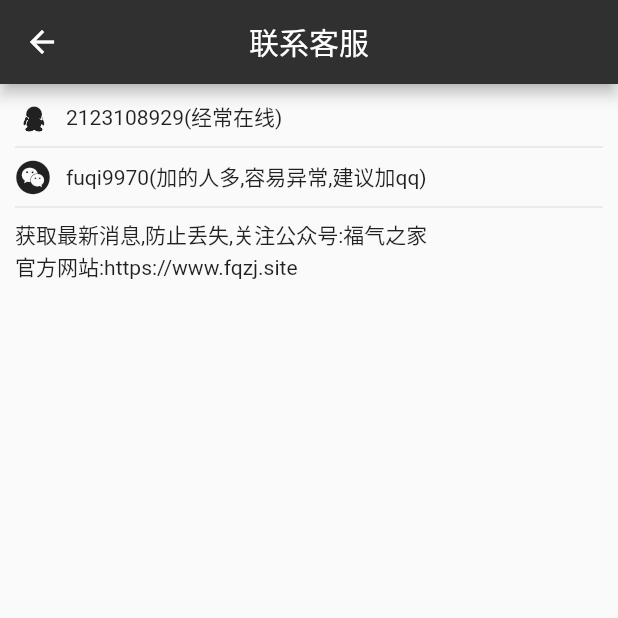
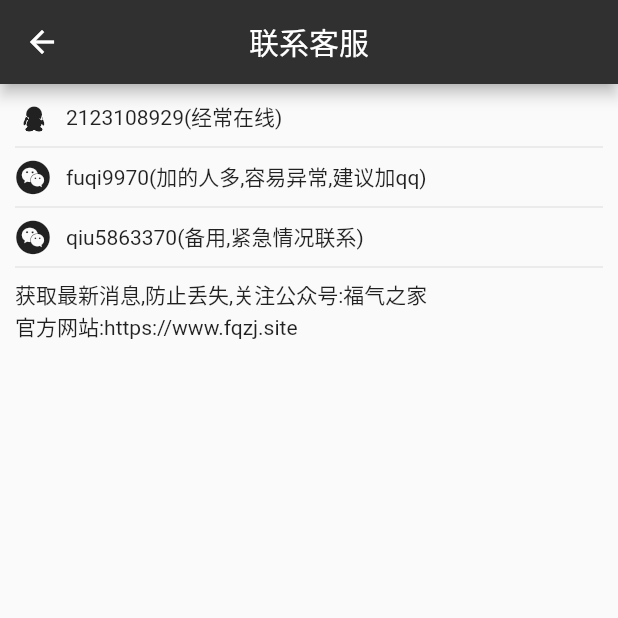
Before and after one commit to lisiyizu/flutter_fuqi, a Flutter app: the kefuPage screen opened by its route, on a phone screen of 412 x 824 dp, the top half of it. Run offline on Flutter 3.47's test engine with Material 2 defaults, Android fonts, the phone set to English and light mode, and no system bars; our stand-ins replace cached_network_image, chewie, dio, fluttertoast, image_gallery_saver, image_picker and 3 more; missing offline and left inert: flutter_refresh; accounts and stored records are empty.

Commit message:
修改微信

```diff
--- a/lib/constants.dart
+++ b/lib/constants.dart
@@ -78,6 +78,7 @@ class Constants {
   static const defaultImage = 'assets/images/couple.jpg';
   static const qq = '2123108929(经常在线)';
   static const weixin = 'fuqi9970(加的人多,容易异常,建议加qq)';
+  static const weixin2 = 'qiu5863370(备用,紧急情况联系)';
   static const gongzhonghao = '福气之家';
   static double bannerImageHeight = 150.0; //轮播图高度
   static const String version = "1.1";//当前系统版本
--- a/lib/my/kefuPage.dart
+++ b/lib/my/kefuPage.dart
@@ -37,6 +37,16 @@ class kefuPage extends StatelessWidget{
                 Divider(),
                 Container(
                   alignment: Alignment.centerLeft,
+                  child:Row(
+                      children: <Widget>[
+                        Icon(IconData(0xe768,fontFamily: Constants.IconFontFamily)),
+                        Container(width: 10.0,),
+                        Text(Constants.weixin2)
+                      ]),
+                ),
+                Divider(),
+                Container(
+                  alignment: Alignment.centerLeft,
                   child: Text('获取最新消息,防止丢失,关注公众号:${Constants.gongzhonghao}'),
                 ),
                 Container(
```
